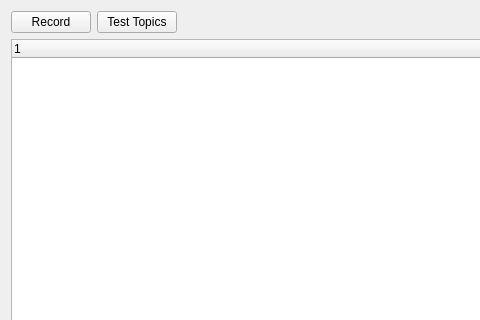
Qt form resource/rqt_bag_recorder.ui (yschulz/rqt_bag_recorder) before a commit; both pictures show x 0 to 480 and y 0 to 320 of the 1123 by 500 pixel window.
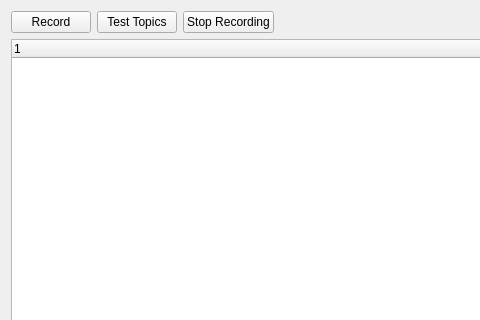
The same form after that commit.

Commit message: adds working version of qt skeleton with start recording and stop recording and topic terster

The edit to the form file:
```diff
--- a/resource/rqt_bag_recorder.ui
+++ b/resource/rqt_bag_recorder.ui
@@ -36,6 +36,13 @@
        </property>
       </widget>
      </item>
+     <item>
+      <widget class="QPushButton" name="stop_recording">
+       <property name="text">
+        <string>Stop Recording</string>
+       </property>
+      </widget>
+     </item>
      <item>
       <spacer name="horizontal_spacer">
        <property name="orientation">
```
The commit also changes 2 other files.
